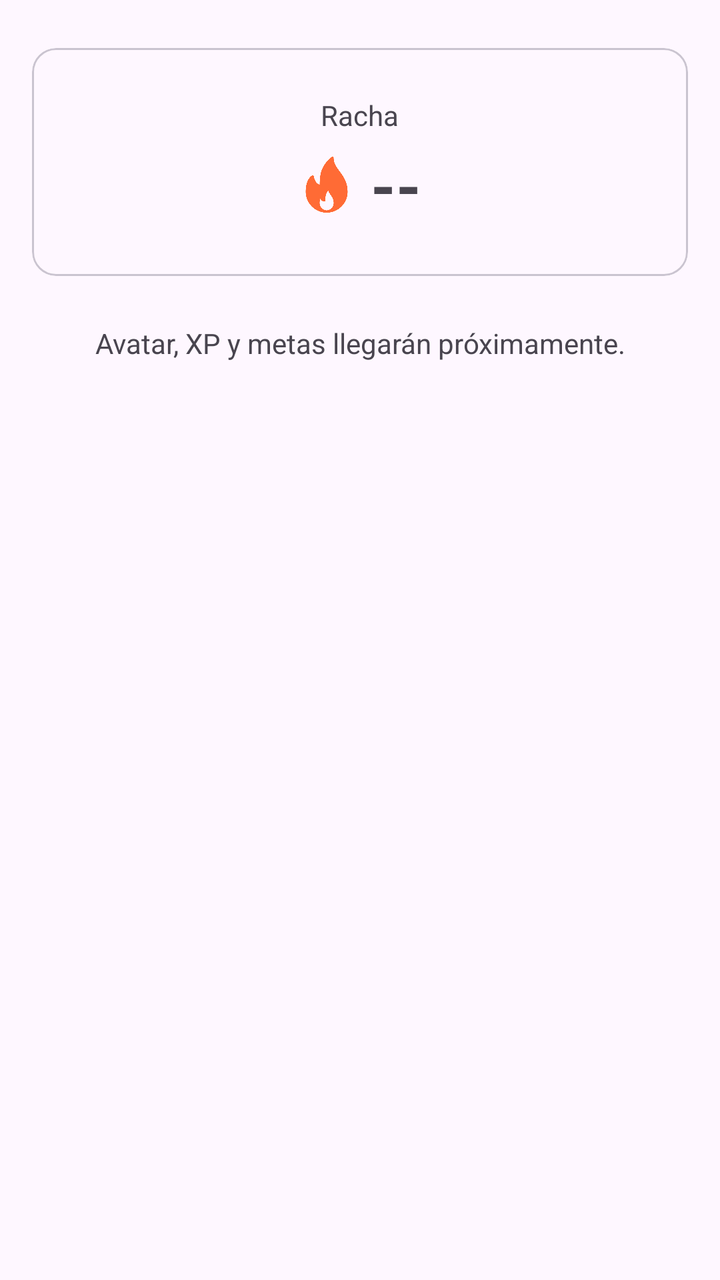
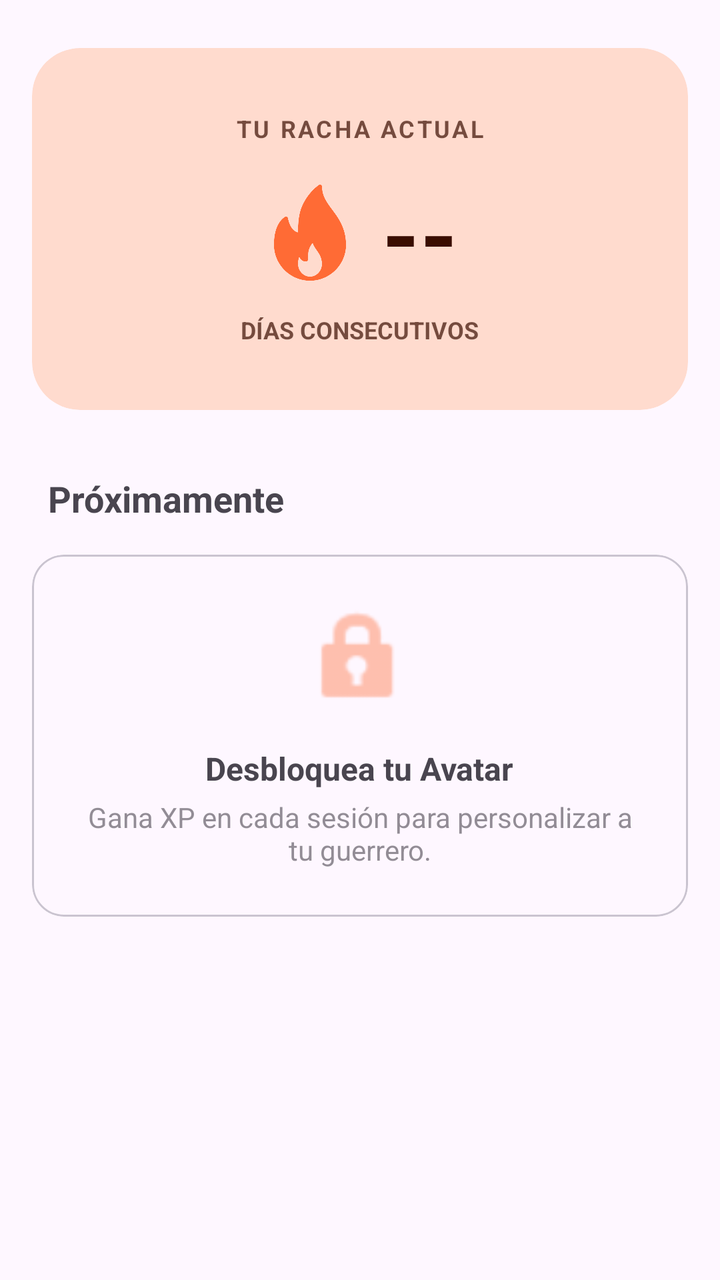

Compare the two renders of this Android layout. The source of the first and the diff that turns it into the second are given below.
<!-- AndroidManifest.xml: application theme Theme.IronQuest -->
<!-- res/layout/fragment_home.xml -->
<?xml version="1.0" encoding="utf-8"?>
<ScrollView xmlns:android="http://schemas.android.com/apk/res/android"
    android:layout_width="match_parent"
    android:layout_height="match_parent">

    <LinearLayout
        android:layout_width="match_parent"
        android:layout_height="wrap_content"
        android:orientation="vertical"
        android:padding="16dp">

        <com.google.android.material.card.MaterialCardView
            android:layout_width="match_parent"
            android:layout_height="wrap_content"
            android:layout_marginTop="8dp">

            <LinearLayout
                android:layout_width="match_parent"
                android:layout_height="wrap_content"
                android:orientation="vertical"
                android:gravity="center"
                android:padding="24dp">

                <TextView
                    android:layout_width="wrap_content"
                    android:layout_height="wrap_content"
                    android:text="Racha"
                    android:textSize="14sp" />

                <LinearLayout
                    android:layout_width="wrap_content"
                    android:layout_height="wrap_content"
                    android:layout_marginTop="4dp"
                    android:orientation="horizontal"
                    android:gravity="center_vertical">

                    <ImageView
                        android:layout_width="28dp"
                        android:layout_height="28dp"
                        android:layout_marginEnd="8dp"
                        android:src="@drawable/ic_racha_fuego"
                        android:contentDescription="Racha" />

                    <TextView
                        android:id="@+id/text_racha_inicio"
                        android:layout_width="wrap_content"
                        android:layout_height="wrap_content"
                        android:textStyle="bold"
                        android:textSize="32sp"
                        android:text="--" />

                </LinearLayout>

            </LinearLayout>
        </com.google.android.material.card.MaterialCardView>

        <TextView
            android:layout_width="match_parent"
            android:layout_height="wrap_content"
            android:layout_marginTop="24dp"
            android:gravity="center"
            android:textSize="14sp"
            android:text="Avatar, XP y metas llegarán próximamente." />

    </LinearLayout>

</ScrollView>
<!-- resources referenced by this layout -->
<resources>
  <!-- drawable ic_racha_fuego: png bitmap (drawable-xxxhdpi, 16090 bytes) -->
  <style name="Theme.IronQuest" parent="Theme.Material3.DayNight.NoActionBar">
          <item name="colorPrimary">@color/ironquest_orange</item>
          <item name="colorOnPrimary">@color/ironquest_on_orange</item>
          <item name="colorPrimaryContainer">@color/ironquest_orange_container</item>
          <item name="colorOnPrimaryContainer">@color/ironquest_on_orange_container</item>
          <item name="colorSecondary">@color/ironquest_orange_dark</item>
          <item name="colorOnSecondary">@color/ironquest_on_orange</item>
          <item name="colorSecondaryContainer">@color/ironquest_orange_light</item>
          <item name="colorOnSecondaryContainer">@color/ironquest_on_orange_container</item>
          <item name="colorTertiary">@color/ironquest_orange_dark</item>
      </style>
  <color name="ironquest_orange">#FF6B35</color>
  <color name="ironquest_on_orange">#FFFFFF</color>
  <color name="ironquest_orange_container">#FFDBCE</color>
  <color name="ironquest_on_orange_container">#3A0D00</color>
  <color name="ironquest_orange_dark">#E8571F</color>
  <color name="ironquest_orange_light">#FFB199</color>
</resources>

<!-- the commit's change to res/layout/fragment_home.xml (unified diff, before → after) -->
@@ -1,7 +1,9 @@
 <?xml version="1.0" encoding="utf-8"?>
 <ScrollView xmlns:android="http://schemas.android.com/apk/res/android"
+    xmlns:app="http://schemas.android.com/apk/res-auto"
     android:layout_width="match_parent"
-    android:layout_height="match_parent">
+    android:layout_height="match_parent"
+    android:background="?attr/colorSurface">
 
     <LinearLayout
         android:layout_width="match_parent"
@@ -12,44 +14,63 @@
         <com.google.android.material.card.MaterialCardView
             android:layout_width="match_parent"
             android:layout_height="wrap_content"
-            android:layout_marginTop="8dp">
+            android:layout_marginTop="8dp"
+            app:cardCornerRadius="24dp"
+            app:cardElevation="0dp"
+            app:cardBackgroundColor="?attr/colorPrimaryContainer"
+            app:strokeWidth="0dp">
 
             <LinearLayout
                 android:layout_width="match_parent"
                 android:layout_height="wrap_content"
                 android:orientation="vertical"
                 android:gravity="center"
-                android:padding="24dp">
+                android:padding="32dp">
 
                 <TextView
                     android:layout_width="wrap_content"
                     android:layout_height="wrap_content"
-                    android:text="Racha"
-                    android:textSize="14sp" />
+                    android:text="TU RACHA ACTUAL"
+                    android:textStyle="bold"
+                    android:letterSpacing="0.1"
+                    android:textColor="?attr/colorOnPrimaryContainer"
+                    android:alpha="0.7"
+                    android:textSize="12sp" />
 
                 <LinearLayout
                     android:layout_width="wrap_content"
                     android:layout_height="wrap_content"
-                    android:layout_marginTop="4dp"
+                    android:layout_marginTop="12dp"
                     android:orientation="horizontal"
                     android:gravity="center_vertical">
 
                     <ImageView
-                        android:layout_width="28dp"
-                        android:layout_height="28dp"
-                        android:layout_marginEnd="8dp"
+                        android:layout_width="48dp"
+                        android:layout_height="48dp"
+                        android:layout_marginEnd="12dp"
                         android:src="@drawable/ic_racha_fuego"
-                        android:contentDescription="Racha" />
+                        android:contentDescription="Racha de entrenamiento" />
 
                     <TextView
                         android:id="@+id/text_racha_inicio"
                         android:layout_width="wrap_content"
                         android:layout_height="wrap_content"
                         android:textStyle="bold"
-                        android:textSize="32sp"
+                        android:textColor="?attr/colorOnPrimaryContainer"
+                        android:textSize="48sp"
                         android:text="--" />
 
                 </LinearLayout>
+
+                <TextView
+                    android:layout_width="wrap_content"
+                    android:layout_height="wrap_content"
+                    android:layout_marginTop="8dp"
+                    android:text="DÍAS CONSECUTIVOS"
+                    android:textStyle="bold"
+                    android:textColor="?attr/colorOnPrimaryContainer"
+                    android:alpha="0.7"
+                    android:textSize="12sp" />
 
             </LinearLayout>
         </com.google.android.material.card.MaterialCardView>
@@ -57,10 +78,55 @@
         <TextView
             android:layout_width="match_parent"
             android:layout_height="wrap_content"
-            android:layout_marginTop="24dp"
-            android:gravity="center"
-            android:textSize="14sp"
-            android:text="Avatar, XP y metas llegarán próximamente." />
+            android:layout_marginTop="32dp"
+            android:layout_marginStart="8dp"
+            android:text="Próximamente"
+            android:textStyle="bold"
+            android:textSize="18sp" />
+
+        <com.google.android.material.card.MaterialCardView
+            android:layout_width="match_parent"
+            android:layout_height="wrap_content"
+            android:layout_marginTop="16dp"
+            app:cardCornerRadius="16dp"
+            app:strokeWidth="1dp"
+            app:strokeColor="?attr/colorOutlineVariant">
+
+            <LinearLayout
+                android:layout_width="match_parent"
+                android:layout_height="wrap_content"
+                android:orientation="vertical"
+                android:padding="24dp"
+                android:gravity="center">
+
+                <ImageView
+                    android:layout_width="56dp"
+                    android:layout_height="56dp"
+                    android:alpha="0.4"
+                    android:src="@android:drawable/ic_lock_idle_lock"
+                    app:tint="?attr/colorPrimary"
+                    android:contentDescription="Bloqueado" />
+
+                <TextView
+                    android:layout_width="wrap_content"
+                    android:layout_height="wrap_content"
+                    android:layout_marginTop="16dp"
+                    android:gravity="center"
+                    android:textStyle="bold"
+                    android:text="Desbloquea tu Avatar"
+                    android:textSize="16sp" />
+
+                <TextView
+                    android:layout_width="wrap_content"
+                    android:layout_height="wrap_content"
+                    android:layout_marginTop="4dp"
+                    android:gravity="center"
+                    android:alpha="0.6"
+                    android:text="Gana XP en cada sesión para personalizar a tu guerrero."
+                    android:textSize="14sp" />
+
+            </LinearLayout>
+        </com.google.android.material.card.MaterialCardView>
 
     </LinearLayout>
 
<!-- resource entries referenced after the edit -->
@@ -11,6 +11,8 @@
           <item name="colorSecondaryContainer">@color/ironquest_orange_light</item>
           <item name="colorOnSecondaryContainer">@color/ironquest_on_orange_container</item>
           <item name="colorTertiary">@color/ironquest_orange_dark</item>
+  
+          <item name="bottomNavigationStyle">@style/Widget.IronQuest.BottomNavigationView</item>
       </style>
   <color name="ironquest_orange">#FF6B35</color>
   <color name="ironquest_on_orange">#FFFFFF</color>
@@ -18,5 +20,14 @@
   <color name="ironquest_on_orange_container">#3A0D00</color>
   <color name="ironquest_orange_dark">#E8571F</color>
   <color name="ironquest_orange_light">#FFB199</color>
+  <style name="Widget.IronQuest.BottomNavigationView" parent="Widget.Material3.BottomNavigationView">
+          <item name="backgroundTint">@color/ironquest_orange</item>
+          <item name="itemIconTint">@color/nav_item_color</item>
+          <item name="itemTextColor">@color/nav_item_color</item>
+          <item name="itemActiveIndicatorStyle">@style/Widget.IronQuest.BottomNavigation.ActiveIndicator</item>
+      </style>
+  <style name="Widget.IronQuest.BottomNavigation.ActiveIndicator" parent="Widget.Material3.BottomNavigationView.ActiveIndicator">
+          <item name="android:color">@color/ironquest_on_orange</item>
+      </style>
 </resources>
 
